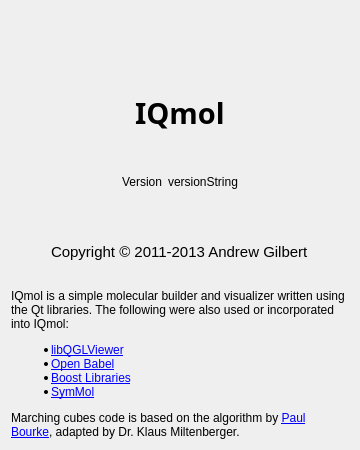
This is src/IQmol/AboutDialog.ui in nutjunkie/IQmol as Qt 5 draws it before an edit. The edited form follows.
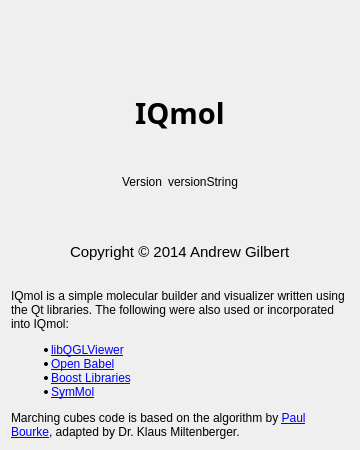
This is the edited form. Icons and pictures are not drawn.

What changed in the file:
```diff
--- a/src/IQmol/AboutDialog.ui
+++ b/src/IQmol/AboutDialog.ui
@@ -178,7 +178,7 @@
         </font>
        </property>
        <property name="text">
-        <string>Copyright © 2011-2013 Andrew Gilbert</string>
+        <string>Copyright © 2014 Andrew Gilbert</string>
        </property>
       </widget>
      </item>
```
